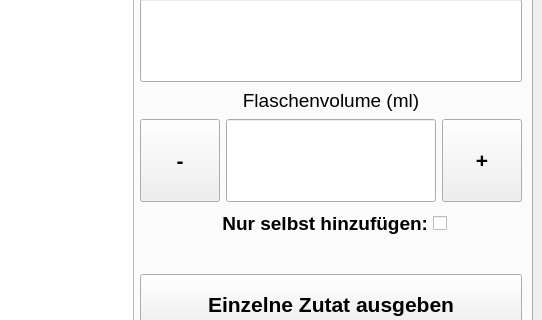
AndreWohnsland/CocktailBerry, file src/ui_elements/cocktailmanager.ui: the form before one commit; both pictures show x 258 to 800 and y 205 to 525 of the 800 by 625 pixel window.
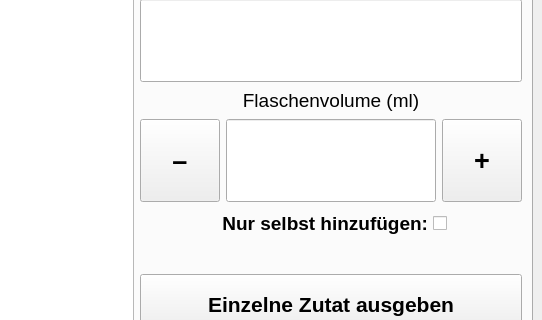
The form after the commit. The open tabs and pages were chosen to show the change. Custom widgets are drawn as their Qt base class.

```diff
--- a/src/ui_elements/cocktailmanager.ui
+++ b/src/ui_elements/cocktailmanager.ui
@@ -1122,13 +1122,13 @@
               </property>
               <property name="font">
                <font>
-                <pointsize>16</pointsize>
+                <pointsize>20</pointsize>
                 <weight>75</weight>
                 <bold>true</bold>
                </font>
               </property>
               <property name="text">
-               <string>-</string>
+               <string>–</string>
               </property>
              </widget>
             </item>
@@ -1177,7 +1177,7 @@
               </property>
               <property name="font">
                <font>
-                <pointsize>16</pointsize>
+                <pointsize>20</pointsize>
                 <weight>75</weight>
                 <bold>true</bold>
                </font>
```
Left out of the diff: 2 changed lines with no effect on the pictures.
